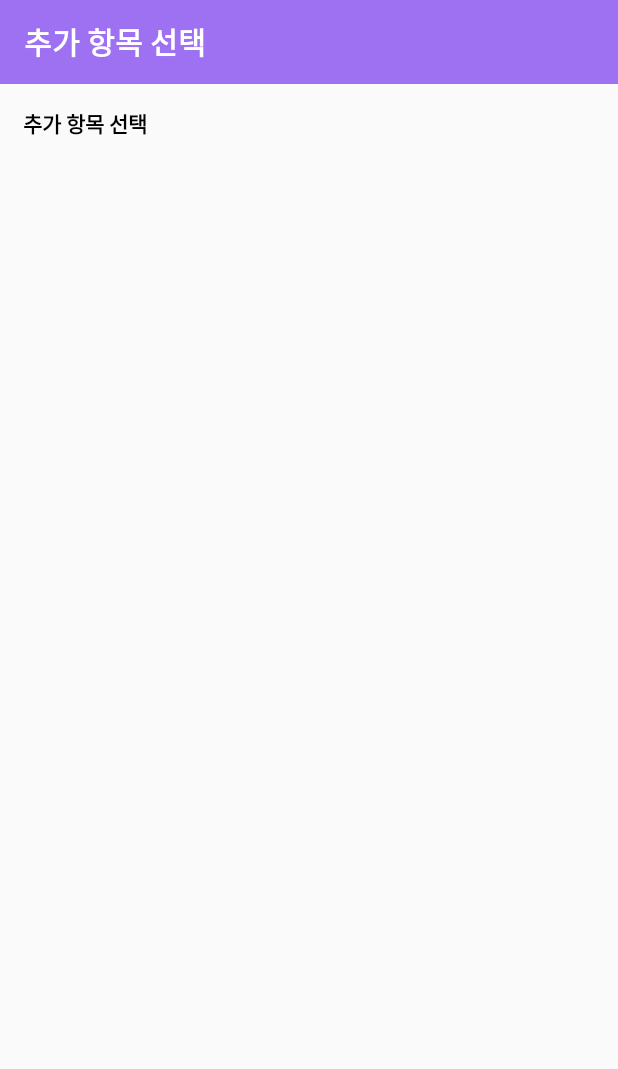
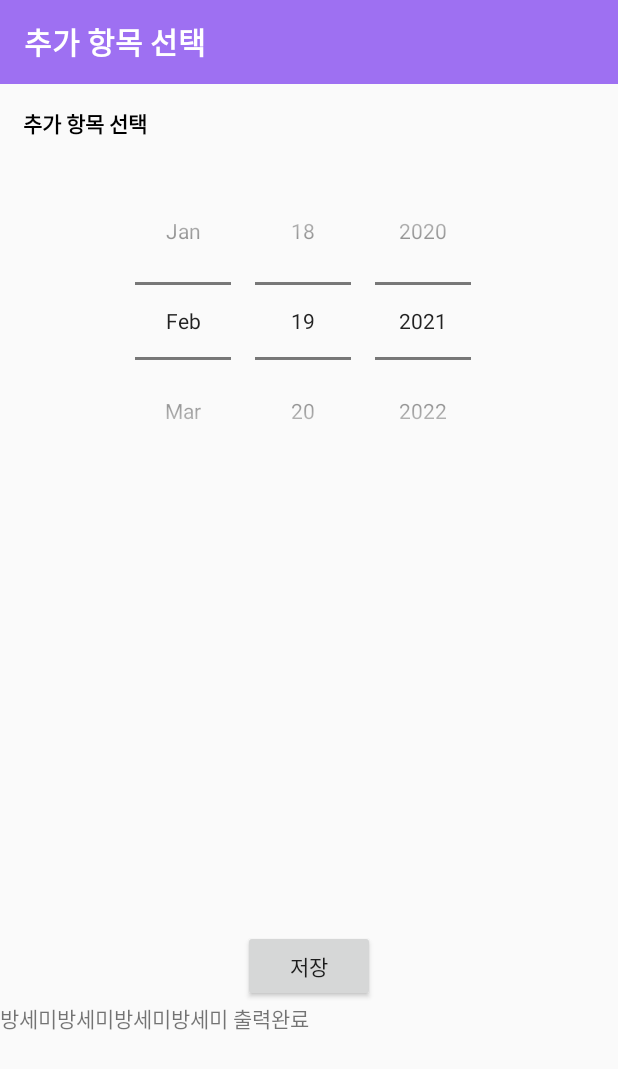
Before and after one commit to 971021hr/dandan_app_final, an Android app: the layout fragment_menu3_1.xml on its own in the app's theme, with its tools: preview values and no code run, on a phone screen of 412 x 824 dp. Shown: the top 1069 px of the screen. Run offline under Robolectric (Android 15) with nearby library versions, the phone set to English and light mode, and no system bars.

```diff
--- a/app/src/main/java/com/example/tantan/ui/menu_add/Menu3Fragment.java
+++ b/app/src/main/java/com/example/tantan/ui/menu_add/Menu3Fragment.java
@@ -1,15 +1,19 @@
 package com.example.tantan.ui.menu_add;
 
+import android.content.Intent;
 import android.os.Bundle;
 import android.support.v4.app.Fragment;
+import android.support.v7.app.AppCompatActivity;
 import android.view.LayoutInflater;
 import android.view.View;
 import android.view.ViewGroup;
+import android.widget.ImageButton;
 
 import com.example.tantan.R;
 
 public class Menu3Fragment extends Fragment {
     public View onCreateView(LayoutInflater inflater, ViewGroup container, Bundle savedInstanceState) {
         return inflater.inflate(R.layout.fragment_menu3, container, false);
+
     }
 }
--- a/app/src/main/res/layout/fragment_menu3_1.xml
+++ b/app/src/main/res/layout/fragment_menu3_1.xml
@@ -31,4 +31,32 @@
         android:textColor="#000000"
         android:textStyle="bold" />
 
+    <LinearLayout
+        xmlns:android="http://schemas.android.com/apk/res/android"
+        android:orientation="vertical"
+        android:layout_width="match_parent"
+        android:layout_height="match_parent">
+
+        <DatePicker
+            android:layout_width="match_parent"
+            android:layout_height="wrap_content"
+            android:datePickerMode="spinner"
+            android:calendarViewShown="false"
+            android:id="@+id/datepicker"
+            ></DatePicker>
+
+        <Button
+            android:layout_width="wrap_content"
+            android:layout_height="wrap_content"
+            android:text="저장"
+            android:layout_gravity="center"
+            android:layout_marginTop="300dp"
+            android:id="@+id/pickerBtn"
+            ></Button>
+        <TextView
+            android:layout_width="wrap_content"
+            android:layout_height="wrap_content"
+            android:text="방세미방세미방세미방세미 출력완료"/>
+    </LinearLayout>
+
 </LinearLayout>
```
Also changed, not shown: app/src/main/java/com/example/tantan/ui/menu_add/menu_add.java (added, +28 -0 lines), app/src/main/java/com/example/tantan/ui/menu_add/menu_add1.java (added, +22 -0 lines), app/src/main/res/layout/fragment_menu3.xml (+4 -4 lines).
